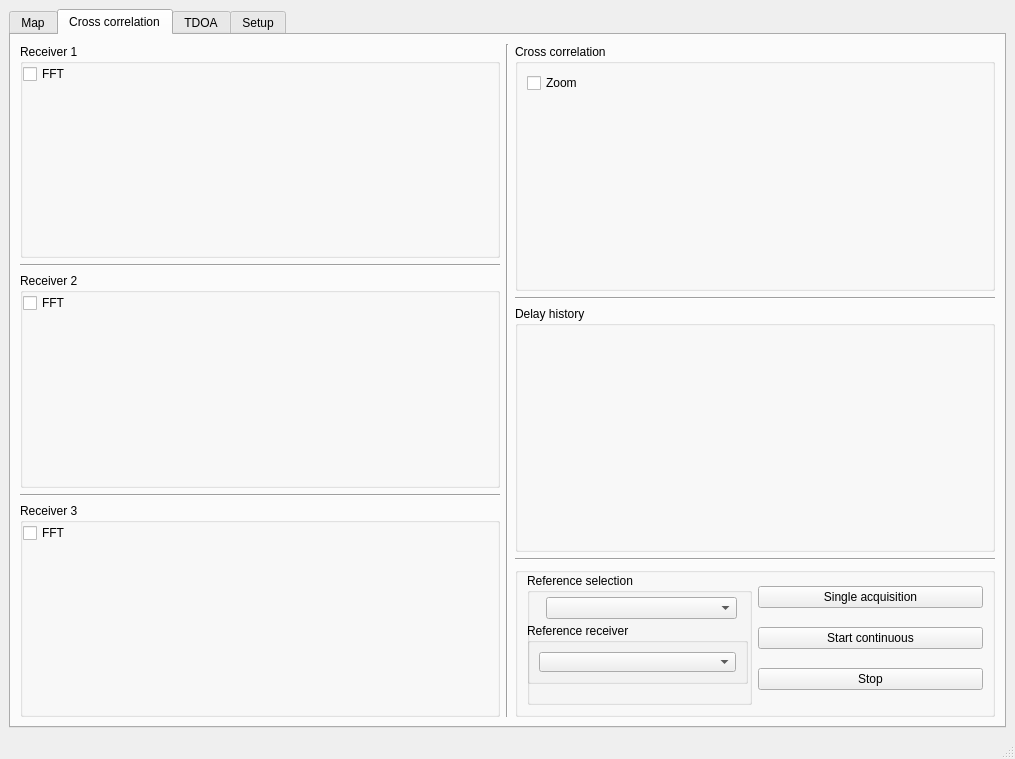
Before: the Qt Designer form gui/main_window.ui in rwth-ti/gr-localization, drawn with Qt 5.
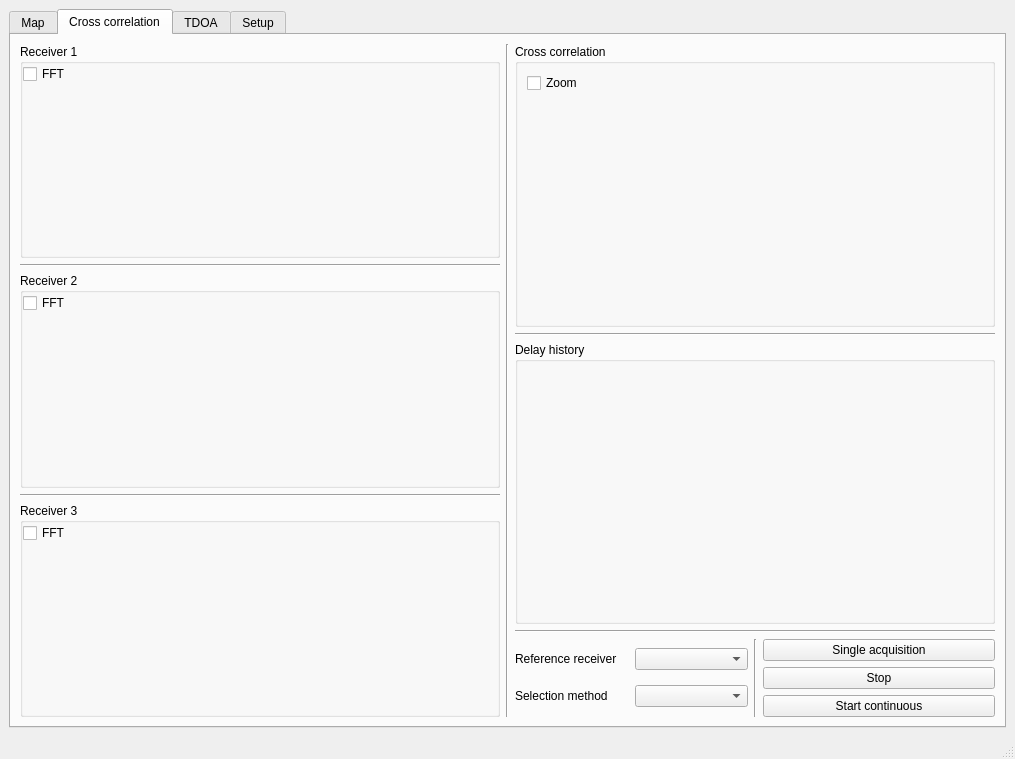
After: the same form once the commit is applied. The open tabs and pages were chosen to show the change. Custom widgets are drawn as their Qt base class.

Diff of the .ui file:
```diff
--- a/gui/main_window.ui
+++ b/gui/main_window.ui
@@ -724,78 +724,37 @@
              </widget>
             </item>
             <item>
-             <widget class="QGroupBox" name="groupBox_4">
-              <property name="sizePolicy">
-               <sizepolicy hsizetype="Preferred" vsizetype="Preferred">
-                <horstretch>0</horstretch>
-                <verstretch>0</verstretch>
-               </sizepolicy>
-              </property>
-              <property name="maximumSize">
-               <size>
-                <width>16777215</width>
-                <height>150</height>
-               </size>
-              </property>
-              <property name="title">
-               <string/>
-              </property>
-              <property name="alignment">
-               <set>Qt::AlignLeading|Qt::AlignLeft|Qt::AlignVCenter</set>
-              </property>
               <layout class="QHBoxLayout" name="horizontalLayout_6">
-               <property name="topMargin">
-                <number>0</number>
-               </property>
                <item>
-                <layout class="QVBoxLayout" name="verticalLayout_10">
-                 <item>
-                  <widget class="QGroupBox" name="groupBox_21">
-                   <property name="title">
-                    <string>Reference selection</string>
-                   </property>
-                   <widget class="QWidget" name="verticalLayoutWidget">
-                    <property name="geometry">
-                     <rect>
-                      <x>19</x>
-                      <y>20</y>
-                      <width>191</width>
-                      <height>31</height>
-                     </rect>
-                    </property>
-                    <layout class="QVBoxLayout" name="verticalLayout_6">
-                     <item>
+               <layout class="QGridLayout" name="gridLayout_16">
+                <item row="1" column="0">
+                 <widget class="QLabel" name="label_26">
+                  <property name="text">
+                   <string>Selection method</string>
+                  </property>
+                 </widget>
+                </item>
+                <item row="1" column="1">
                       <widget class="QComboBox" name="comboBoxReferenceSelection"/>
                      </item>
-                    </layout>
-                   </widget>
-                   <widget class="QGroupBox" name="groupBox_8">
-                    <property name="geometry">
-                     <rect>
-                      <x>0</x>
-                      <y>50</y>
-                      <width>221</width>
-                      <height>61</height>
-                     </rect>
-                    </property>
-                    <property name="sizePolicy">
-                     <sizepolicy hsizetype="Preferred" vsizetype="Fixed">
-                      <horstretch>0</horstretch>
-                      <verstretch>0</verstretch>
-                     </sizepolicy>
-                    </property>
-                    <property name="title">
+                <item row="0" column="0">
+                 <widget class="QLabel" name="label_25">
+                  <property name="text">
                      <string>Reference receiver</string>
                     </property>
-                    <layout class="QVBoxLayout" name="verticalLayout_2">
-                     <item>
+                 </widget>
+                </item>
+                <item row="0" column="1">
                       <widget class="QComboBox" name="comboBoxRefReceiver"/>
                      </item>
                     </layout>
-                   </widget>
-                  </widget>
-                 </item>
-                </layout>
+              </item>
+              <item>
+               <widget class="Line" name="line_6">
+                <property name="orientation">
+                 <enum>Qt::Vertical</enum>
+                </property>
+               </widget>
                </item>
                <item>
                 <layout class="QVBoxLayout" name="verticalLayout_5">
@@ -806,13 +765,6 @@
                    </property>
                   </widget>
                  </item>
-                 <item>
-                  <widget class="QPushButton" name="pushButtonRunReceiversLoop">
-                   <property name="text">
-                    <string>Start continuous</string>
-                   </property>
-                  </widget>
-                 </item>
                  <item>
                   <widget class="QPushButton" name="pushButtonStopReceiversLoop">
                    <property name="text">
@@ -820,10 +772,16 @@
                    </property>
                   </widget>
                  </item>
-                </layout>
-               </item>
-              </layout>
-             </widget>
+                <item>
+                 <widget class="QPushButton" name="pushButtonRunReceiversLoop">
+                  <property name="text">
+                   <string>Start continuous</string>
+                  </property>
+                 </widget>
+                </item>
+               </layout>
+              </item>
+             </layout>
             </item>
            </layout>
           </item>
```
Left out of the diff: 35 changed lines with no effect on the pictures. Lines whose indentation alone changed are shown as unchanged.
